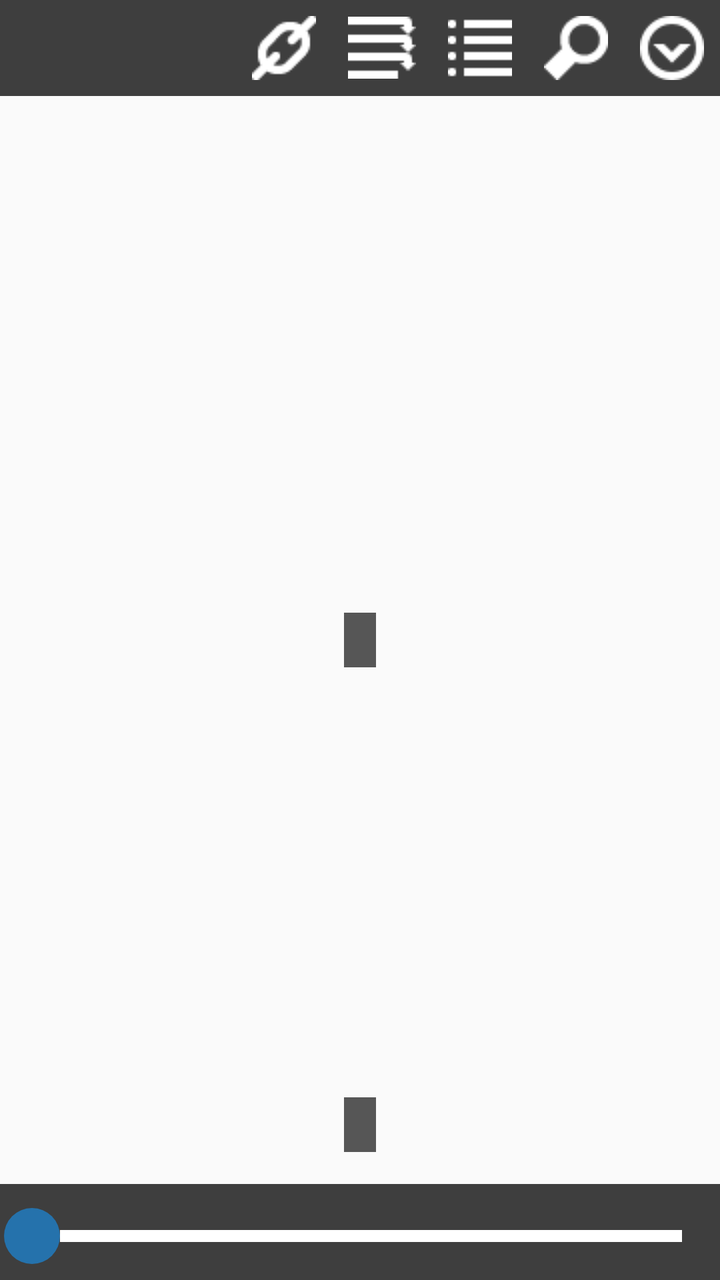
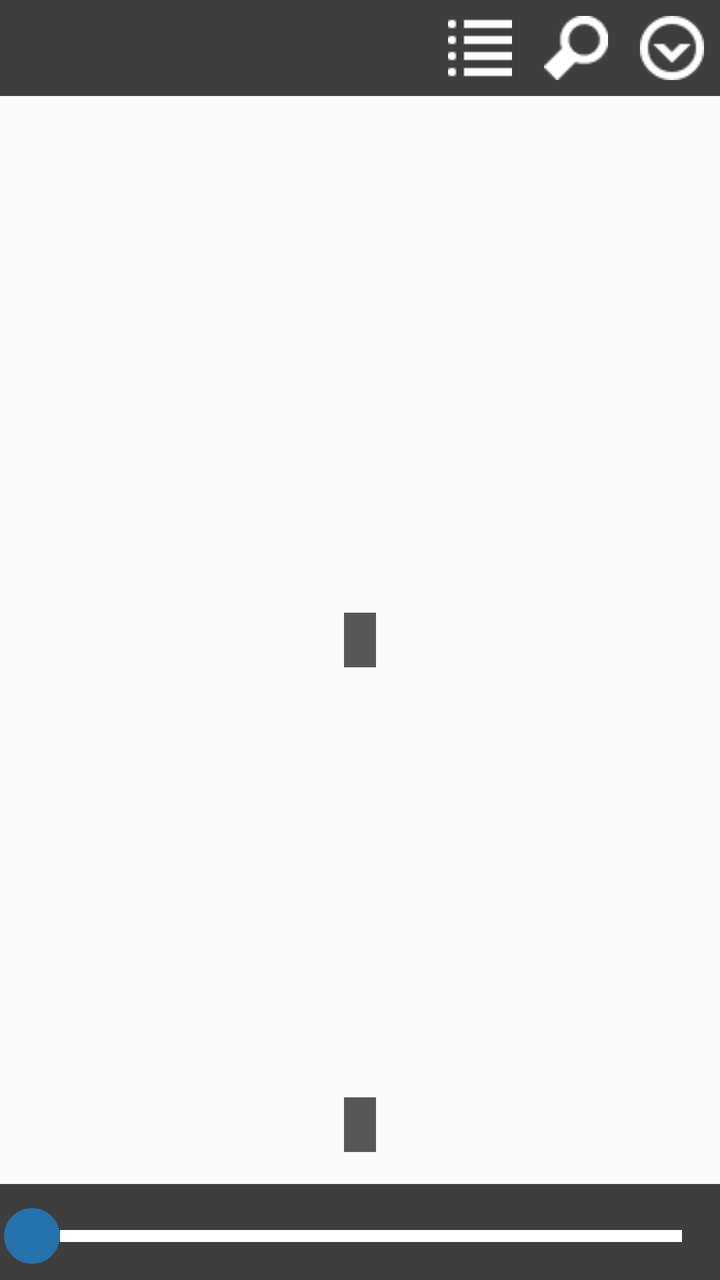

Screens rendered from an Android XML layout before and after an edit, with the pre-edit source and the edit as a unified diff.
<!-- AndroidManifest.xml: application theme Theme.IMatesApp.FullScreen -->
<!-- res/layout/buttons.xml -->
<?xml version="1.0" encoding="utf-8"?>
<RelativeLayout xmlns:android="http://schemas.android.com/apk/res/android"
	android:layout_width="match_parent"
	android:layout_height="match_parent" >

	<ViewAnimator
		android:id="@+id/switcher"
		android:layout_width="wrap_content"
		android:layout_height="wrap_content"
		android:layout_alignParentTop="true"
		android:layout_centerHorizontal="true" >

		<RelativeLayout
			android:id="@+id/topBar0Main"
			android:layout_width="match_parent"
			android:layout_height="wrap_content"
			android:background="@color/toolbar" >

			<TextView
				android:id="@+id/docNameText"
				android:layout_width="wrap_content"
				android:layout_height="wrap_content"
				android:layout_centerVertical="true"
				android:layout_toLeftOf="@+id/linkButton"
				android:layout_alignParentLeft="true"
				android:paddingLeft="16dp"
				android:singleLine="true"
				android:textColor="#FFFFFF"
				android:textStyle="bold"
				android:textAppearance="?android:attr/textAppearanceMedium" />

			<ImageButton
				android:id="@+id/linkButton"
				android:layout_width="wrap_content"
				android:layout_height="wrap_content"
				android:layout_centerVertical="true"
				android:layout_toLeftOf="@+id/reflowButton"
				android:contentDescription="@string/toggle_links"
				android:background="@drawable/button"
				android:src="@drawable/ic_link" />

			<ImageButton
				android:id="@+id/reflowButton"
				android:layout_width="wrap_content"
				android:layout_height="wrap_content"
				android:layout_centerVertical="true"
				android:layout_toLeftOf="@+id/outlineButton"
				android:contentDescription="@string/toggle_reflow_mode"
				android:background="@drawable/button"
				android:src="@drawable/ic_reflow" />

			<ImageButton
				android:id="@+id/outlineButton"
				android:layout_width="wrap_content"
				android:layout_height="wrap_content"
				android:layout_centerVertical="true"
				android:layout_toLeftOf="@+id/searchButton"
				android:contentDescription="@string/outline_title"
				android:background="@drawable/button"
				android:src="@drawable/ic_list" />

			<ImageButton
				android:id="@+id/searchButton"
				android:layout_width="wrap_content"
				android:layout_height="wrap_content"
				android:layout_centerVertical="true"
				android:layout_toLeftOf="@+id/moreButton"
				android:contentDescription="@string/search_document"
				android:background="@drawable/button"
				android:src="@drawable/ic_magnifying_glass" />

			<ImageButton
				android:id="@+id/moreButton"
				android:layout_width="wrap_content"
				android:layout_height="wrap_content"
				android:layout_centerVertical="true"
				android:layout_alignParentRight="true"
				android:contentDescription="@string/more"
				android:background="@drawable/button"
				android:onClick="OnMoreButtonClick"
				android:src="@drawable/ic_more" />

		</RelativeLayout>

		<RelativeLayout
			android:id="@+id/topBar1Search"
			android:layout_width="match_parent"
			android:layout_height="wrap_content"
			android:background="@color/toolbar" >

			<ImageButton
				android:id="@+id/cancelSearch"
				android:layout_width="wrap_content"
				android:layout_height="wrap_content"
				android:layout_centerVertical="true"
				android:layout_alignParentLeft="true"
				android:contentDescription="@string/cancel"
				android:background="@drawable/button"
				android:onClick="OnCancelSearchButtonClick"
				android:src="@drawable/ic_cancel" />

			<EditText
				android:id="@+id/searchText"
				android:background="@drawable/search"
				android:layout_width="wrap_content"
				android:layout_height="wrap_content"
				android:layout_centerVertical="true"
				android:layout_toRightOf="@+id/cancelSearch"
				android:layout_toLeftOf="@+id/searchBack"
				android:inputType="text"
				android:hint="@string/search"
				android:singleLine="true" />

			<ImageButton
				android:id="@+id/searchBack"
				android:layout_width="wrap_content"
				android:layout_height="wrap_content"
				android:layout_centerVertical="true"
				android:layout_toLeftOf="@+id/searchForward"
				android:contentDescription="@string/search_backwards"
				android:background="@drawable/button"
				android:src="@drawable/ic_arrow_left" />

			<ImageButton
				android:id="@+id/searchForward"
				android:layout_width="wrap_content"
				android:layout_height="wrap_content"
				android:layout_centerVertical="true"
				android:layout_alignParentRight="true"
				android:contentDescription="@string/search_forwards"
				android:background="@drawable/button"
				android:src="@drawable/ic_arrow_right" />

		</RelativeLayout>

		<RelativeLayout
			android:id="@+id/topBar2Annot"
			android:layout_width="match_parent"
			android:layout_height="wrap_content"
			android:background="@color/toolbar" >

			<ImageButton
				android:id="@+id/cancelAnnotButton"
				android:layout_width="wrap_content"
				android:layout_height="wrap_content"
				android:layout_centerVertical="true"
				android:layout_alignParentLeft="true"
				android:contentDescription="@string/cancel"
				android:background="@drawable/button"
				android:onClick="OnCancelAnnotButtonClick"
				android:src="@drawable/ic_cancel" />

			<ImageButton
				android:id="@+id/highlightButton"
				android:layout_width="wrap_content"
				android:layout_height="wrap_content"
				android:layout_centerVertical="true"
				android:layout_toLeftOf="@+id/underlineButton"
				android:contentDescription="@string/highlight"
				android:background="@drawable/button"
				android:onClick="OnHighlightButtonClick"
				android:src="@drawable/ic_highlight" />

			<ImageButton
				android:id="@+id/underlineButton"
				android:layout_width="wrap_content"
				android:layout_height="wrap_content"
				android:layout_centerVertical="true"
				android:layout_toLeftOf="@+id/strikeOutButton"
				android:contentDescription="@string/underline"
				android:background="@drawable/button"
				android:onClick="OnUnderlineButtonClick"
				android:src="@drawable/ic_underline" />

			<ImageButton
				android:id="@+id/strikeOutButton"
				android:layout_width="wrap_content"
				android:layout_height="wrap_content"
				android:layout_centerVertical="true"
				android:layout_toLeftOf="@+id/inkButton"
				android:contentDescription="@string/strike_out"
				android:background="@drawable/button"
				android:onClick="OnStrikeOutButtonClick"
				android:src="@drawable/ic_strike" />

			<ImageButton
				android:id="@+id/inkButton"
				android:layout_width="wrap_content"
				android:layout_height="wrap_content"
				android:layout_centerVertical="true"
				android:layout_alignParentRight="true"
				android:contentDescription="@string/ink"
				android:background="@drawable/button"
				android:onClick="OnInkButtonClick"
				android:src="@drawable/ic_pen" />

		</RelativeLayout>

		<RelativeLayout
			android:id="@+id/topBar3Delete"
			android:layout_width="match_parent"
			android:layout_height="wrap_content"
			android:background="@color/toolbar" >

			<ImageButton
				android:id="@+id/cancelDeleteButton"
				android:layout_width="wrap_content"
				android:layout_height="wrap_content"
				android:layout_centerVertical="true"
				android:layout_alignParentLeft="true"
				android:contentDescription="@string/cancel"
				android:background="@drawable/button"
				android:onClick="OnCancelDeleteButtonClick"
				android:src="@drawable/ic_cancel" />

			<TextView
				android:id="@+id/deleteLabel"
				android:layout_width="wrap_content"
				android:layout_height="wrap_content"
				android:layout_centerVertical="true"
				android:layout_toRightOf="@+id/cancelDeleteButton"
				android:layout_toLeftOf="@+id/deleteButton"
				android:gravity="center"
				android:singleLine="true"
				android:textColor="#FFFFFF"
				android:textStyle="bold"
				android:text="@string/delete"
				android:textAppearance="?android:attr/textAppearanceMedium" />

			<ImageButton
				android:id="@+id/deleteButton"
				android:layout_width="wrap_content"
				android:layout_height="wrap_content"
				android:layout_centerVertical="true"
				android:layout_alignParentRight="true"
				android:contentDescription="@string/delete"
				android:background="@drawable/button"
				android:onClick="OnDeleteButtonClick"
				android:src="@drawable/ic_trash" />

		</RelativeLayout>

		<RelativeLayout
			android:id="@+id/topBar4More"
			android:layout_width="match_parent"
			android:layout_height="wrap_content"
			android:background="@color/toolbar" >

			<ImageButton
				android:id="@+id/cancelMoreButton"
				android:layout_width="wrap_content"
				android:layout_height="wrap_content"
				android:layout_centerVertical="true"
				android:layout_alignParentLeft="true"
				android:contentDescription="@string/cancel"
				android:background="@drawable/button"
				android:onClick="OnCancelMoreButtonClick"
				android:src="@drawable/ic_cancel" />

			<ImageButton
				android:id="@+id/printButton"
				android:layout_width="wrap_content"
				android:layout_height="wrap_content"
				android:layout_centerVertical="true"
				android:layout_toLeftOf="@+id/copyTextButton"
				android:contentDescription="@string/print"
				android:background="@drawable/button"
				android:onClick="OnPrintButtonClick"
				android:src="@drawable/ic_print" />

			<ImageButton
				android:id="@+id/copyTextButton"
				android:layout_width="wrap_content"
				android:layout_height="wrap_content"
				android:layout_centerVertical="true"
				android:layout_toLeftOf="@+id/editAnnotButton"
				android:layout_alignWithParentIfMissing="true"
				android:contentDescription="@string/copy_text_to_the_clipboard"
				android:background="@drawable/button"
				android:onClick="OnCopyTextButtonClick"
				android:src="@drawable/ic_clipboard" />

			<ImageButton
				android:id="@+id/editAnnotButton"
				android:layout_width="wrap_content"
				android:layout_height="wrap_content"
				android:layout_centerVertical="true"
				android:layout_alignParentRight="true"
				android:contentDescription="@string/edit_annotations"
				android:background="@drawable/button"
				android:onClick="OnEditAnnotButtonClick"
				android:src="@drawable/ic_annotation" />
		</RelativeLayout>

		<RelativeLayout
			android:id="@+id/topBar5Accept"
			android:layout_width="match_parent"
			android:layout_height="wrap_content"
			android:background="@color/toolbar" >

			<ImageButton
				android:id="@+id/cancelAcceptButton"
				android:layout_width="wrap_content"
				android:layout_height="wrap_content"
				android:layout_centerVertical="true"
				android:layout_alignParentLeft="true"
				android:contentDescription="@string/cancel"
				android:background="@drawable/button"
				android:onClick="OnCancelAcceptButtonClick"
				android:src="@drawable/ic_cancel" />

			<TextView
				android:id="@+id/annotType"
				android:layout_width="wrap_content"
				android:layout_height="wrap_content"
				android:layout_centerVertical="true"
				android:layout_toRightOf="@+id/cancelAcceptButton"
				android:layout_toLeftOf="@+id/acceptButton"
				android:gravity="center"
				android:singleLine="true"
				android:textColor="#FFFFFF"
				android:textStyle="bold"
				android:textAppearance="?android:attr/textAppearanceMedium" />

			<ImageButton
				android:id="@+id/acceptButton"
				android:layout_width="wrap_content"
				android:layout_height="wrap_content"
				android:layout_centerVertical="true"
				android:layout_alignParentRight="true"
				android:contentDescription="@string/accept"
				android:background="@drawable/button"
				android:onClick="OnAcceptButtonClick"
				android:src="@drawable/ic_check" />
		</RelativeLayout>
		</ViewAnimator>

	<RelativeLayout
		android:id="@+id/lowerButtons"
		android:layout_width="match_parent"
		android:layout_height="wrap_content"
		android:layout_alignParentBottom="true"
		android:layout_centerHorizontal="true" >

		<SeekBar
			android:id="@+id/pageSlider"
			android:layout_width="match_parent"
			android:layout_height="wrap_content"
			android:layout_alignParentBottom="true"
			android:layout_centerHorizontal="true"
			android:layout_margin="0dp"
			android:thumb="@drawable/seek_thumb"
			android:progressDrawable="@drawable/seek_progress"
			android:paddingLeft="16dp"
			android:paddingRight="16dp"
			android:paddingTop="12dp"
			android:paddingBottom="8dp"
			android:background="@color/toolbar"
			/>

		<TextView
			android:id="@+id/pageNumber"
			android:layout_width="wrap_content"
			android:layout_height="wrap_content"
			android:layout_above="@+id/pageSlider"
			android:layout_centerHorizontal="true"
			android:layout_marginBottom="16dp"
			android:background="@drawable/page_num"
			android:textColor="#FFFFFF"
			android:textAppearance="?android:attr/textAppearanceMedium" />

	</RelativeLayout>

	<TextView
		android:id="@+id/info"
		android:layout_width="wrap_content"
		android:layout_height="wrap_content"
		android:layout_above="@+id/pageSlider"
		android:layout_centerHorizontal="true"
		android:layout_centerVertical="true"
		android:background="@drawable/page_num"
		android:textAppearance="?android:attr/textAppearanceMedium"
		android:textColor="#FFFFFF" />
</RelativeLayout>
<!-- resources referenced by this layout -->
<resources>
  <color name="toolbar">#C0000000</color>
  <!-- drawable page_num (drawable) -->
  <?xml version="1.0" encoding="utf-8"?>
  <shape xmlns:android="http://schemas.android.com/apk/res/android"
  	android:shape="rectangle">
  	<padding android:left="8dp"
  		android:right="8dp"
  		android:top="1dp"
  		android:bottom="2dp" />
  	<solid android:color="@color/page_indicator" />
  </shape>
  <!-- drawable search: png bitmap (drawable, 31569 bytes) -->
  <!-- drawable seek_progress (drawable) -->
  <?xml version="1.0" encoding="utf-8"?>
  <shape xmlns:android="http://schemas.android.com/apk/res/android"
  	android:shape="line" >
  	<stroke android:width="6dp" android:color="@color/seek_progress" />
  </shape>
  <!-- drawable seek_thumb (drawable) -->
  <?xml version="1.0" encoding="utf-8"?>
  <shape xmlns:android="http://schemas.android.com/apk/res/android"
  	android:shape="oval" >
  	<size android:width="28dp" android:height="28dp" />
  	<solid android:color="@color/seek_thumb" />
  </shape>
  <string name="accept">Accept</string>
  <string name="cancel">Cancel</string>
  <string name="copy_text_to_the_clipboard">Copy text to the clipboard</string>
  <string name="delete">Delete</string>
  <string name="edit_annotations">Edit annotations</string>
  <string name="highlight">Highlight</string>
  <string name="ink">Ink</string>
  <string name="more">More</string>
  <string name="outline_title">Table of Contents</string>
  <string name="print">Print</string>
  <string name="search">Search</string>
  <string name="search_backwards">Search backwards</string>
  <string name="search_document">Search document</string>
  <string name="search_forwards">Search forwards</string>
  <string name="strike_out">Strike-out</string>
  <string name="toggle_links">Highlight and enable links</string>
  <string name="toggle_reflow_mode">Toggle reflow mode</string>
  <string name="underline">Underline</string>
  <style name="Theme.IMatesApp.FullScreen" parent="Theme.AppCompat.Light.NoActionBar">
          
          <item name="android:windowFullscreen">true</item>
          
          <item name="android:windowTranslucentStatus">true</item>
          
          <item name="android:windowTranslucentNavigation">true</item>
      </style>
  <color name="button_pressed">#FF2572AC</color>
  <color name="button_normal">#00000000</color>
  <color name="page_indicator">#C0202020</color>
  <color name="seek_progress">#FFFFFF</color>
  <color name="seek_thumb">#2572AC</color>
  <!-- unchanged entries left out for length: 18 -->
</resources>

<!-- the commit's change to res/layout/buttons.xml (unified diff, before → after) -->
@@ -34,6 +34,7 @@
 				android:layout_width="wrap_content"
 				android:layout_height="wrap_content"
 				android:layout_centerVertical="true"
+				android:visibility="gone"
 				android:layout_toLeftOf="@+id/reflowButton"
 				android:contentDescription="@string/toggle_links"
 				android:background="@drawable/button"
@@ -44,6 +45,7 @@
 				android:layout_width="wrap_content"
 				android:layout_height="wrap_content"
 				android:layout_centerVertical="true"
+				android:visibility="gone"
 				android:layout_toLeftOf="@+id/outlineButton"
 				android:contentDescription="@string/toggle_reflow_mode"
 				android:background="@drawable/button"
@@ -101,7 +103,7 @@
 
 			<EditText
 				android:id="@+id/searchText"
-				android:background="@drawable/search"
+				android:background="@drawable/search_pdf"
 				android:layout_width="wrap_content"
 				android:layout_height="wrap_content"
 				android:layout_centerVertical="true"
@@ -266,7 +268,8 @@
 				android:contentDescription="@string/print"
 				android:background="@drawable/button"
 				android:onClick="OnPrintButtonClick"
-				android:src="@drawable/ic_print" />
+				android:src="@drawable/ic_print"
+				android:visibility="gone"/>
 
 			<ImageButton
 				android:id="@+id/copyTextButton"
<!-- resource entries referenced after the edit -->
@@ -11,7 +11,43 @@
   		android:bottom="2dp" />
   	<solid android:color="@color/page_indicator" />
   </shape>
-  <!-- drawable search: png bitmap (drawable, 31569 bytes) -->
+  <!-- drawable search_pdf (drawable) -->
+  <?xml version="1.0" encoding="utf-8"?>
+  <selector xmlns:android="http://schemas.android.com/apk/res/android">
+  	<item android:state_pressed="true">
+  		<shape android:shape="rectangle">
+  			<solid android:color="@color/text_pressed" />
+  			<stroke android:width="4dp" android:color="@color/text_border_pressed" />
+  			<padding
+  				android:left="12dp"
+  				android:right="12dp"
+  				android:top="8dp"
+  				android:bottom="8dp" />
+  		</shape>
+  	</item>
+  	<item android:state_focused="true">
+  		<shape>
+  			<solid android:color="@color/text_normal" />
+  			<stroke android:width="4dp" android:color="@color/text_border_focused" />
+  			<padding
+  				android:left="12dp"
+  				android:right="12dp"
+  				android:top="8dp"
+  				android:bottom="8dp" />
+  		</shape>
+  	</item>
+  	<item>
+  		<shape>
+  			<solid android:color="@color/text_normal" />
+  			<stroke android:width="4dp" android:color="@color/text_border_normal" />
+  			<padding
+  				android:left="12dp"
+  				android:right="12dp"
+  				android:top="8dp"
+  				android:bottom="8dp" />
+  		</shape>
+  	</item>
+  </selector>
   <!-- drawable seek_progress (drawable) -->
   <?xml version="1.0" encoding="utf-8"?>
   <shape xmlns:android="http://schemas.android.com/apk/res/android"
@@ -25,24 +61,24 @@
   	<size android:width="28dp" android:height="28dp" />
   	<solid android:color="@color/seek_thumb" />
   </shape>
-  <string name="accept">Accept</string>
-  <string name="cancel">Cancel</string>
-  <string name="copy_text_to_the_clipboard">Copy text to the clipboard</string>
-  <string name="delete">Delete</string>
-  <string name="edit_annotations">Edit annotations</string>
-  <string name="highlight">Highlight</string>
-  <string name="ink">Ink</string>
-  <string name="more">More</string>
-  <string name="outline_title">Table of Contents</string>
-  <string name="print">Print</string>
-  <string name="search">Search</string>
-  <string name="search_backwards">Search backwards</string>
-  <string name="search_document">Search document</string>
-  <string name="search_forwards">Search forwards</string>
-  <string name="strike_out">Strike-out</string>
-  <string name="toggle_links">Highlight and enable links</string>
-  <string name="toggle_reflow_mode">Toggle reflow mode</string>
-  <string name="underline">Underline</string>
+  <string name="accept">接受</string>
+  <string name="cancel">取消</string>
+  <string name="copy_text_to_the_clipboard">拷贝到剪贴板</string>
+  <string name="delete">删除</string>
+  <string name="edit_annotations">编辑注释</string>
+  <string name="highlight">高亮</string>
+  <string name="ink">墨迹</string>
+  <string name="more">更多</string>
+  <string name="outline_title">目录</string>
+  <string name="print">打印</string>
+  <string name="search">搜索</string>
+  <string name="search_backwards">向后搜索</string>
+  <string name="search_document">搜索文档</string>
+  <string name="search_forwards">向前搜索</string>
+  <string name="strike_out">删除线</string>
+  <string name="toggle_links">启用高亮链接</string>
+  <string name="toggle_reflow_mode">切换重排模式</string>
+  <string name="underline">下划线</string>
   <style name="Theme.IMatesApp.FullScreen" parent="Theme.AppCompat.Light.NoActionBar">
           
           <item name="android:windowFullscreen">true</item>
@@ -54,6 +90,11 @@
   <color name="button_pressed">#FF2572AC</color>
   <color name="button_normal">#00000000</color>
   <color name="page_indicator">#C0202020</color>
+  <color name="text_pressed">#FFFFFF</color>
+  <color name="text_border_pressed">#2572AC</color>
+  <color name="text_normal">#FFFFFF</color>
+  <color name="text_border_focused">#000000</color>
+  <color name="text_border_normal">#000000</color>
   <color name="seek_progress">#FFFFFF</color>
   <color name="seek_thumb">#2572AC</color>
   <!-- unchanged entries left out for length: 18 -->
